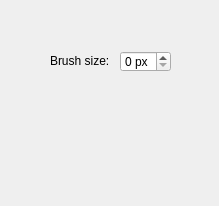
DevTeamSCH/animeditor, file ui/properties/brushprop.ui: the form before one commit.
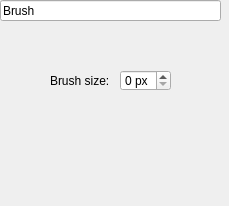
The form after the commit.

Patch:
```diff
--- a/ui/properties/brushprop.ui
+++ b/ui/properties/brushprop.ui
@@ -6,7 +6,7 @@
    <rect>
     <x>0</x>
     <y>0</y>
-    <width>219</width>
+    <width>229</width>
     <height>206</height>
    </rect>
   </property>
@@ -17,7 +17,7 @@
    <property name="geometry">
     <rect>
      <x>50</x>
-     <y>50</y>
+     <y>70</y>
      <width>61</width>
      <height>21</height>
     </rect>
@@ -30,7 +30,7 @@
    <property name="geometry">
     <rect>
      <x>120</x>
-     <y>51</y>
+     <y>70</y>
      <width>51</width>
      <height>21</height>
     </rect>
@@ -42,6 +42,22 @@
     <number>10</number>
    </property>
   </widget>
+  <widget class="QLineEdit" name="lineEdit">
+   <property name="geometry">
+    <rect>
+     <x>0</x>
+     <y>0</y>
+     <width>221</width>
+     <height>21</height>
+    </rect>
+   </property>
+   <property name="text">
+    <string>Brush</string>
+   </property>
+   <property name="readOnly">
+    <bool>true</bool>
+   </property>
+  </widget>
  </widget>
  <resources/>
  <connections/>
```
